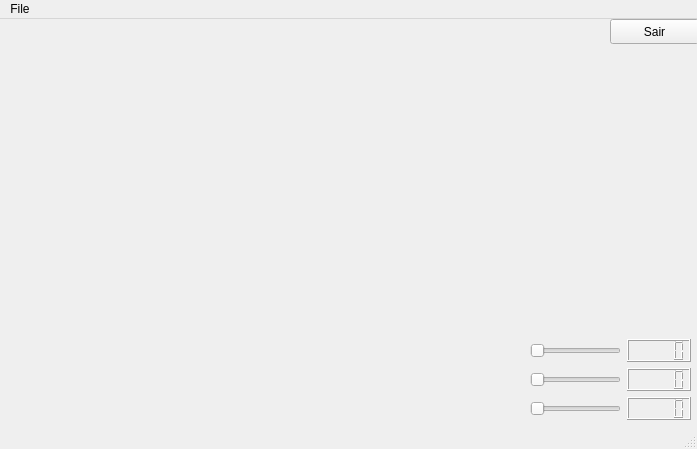
Qt form mainwindow.ui (jpfcabral/app_off_sculptor) before a commit.
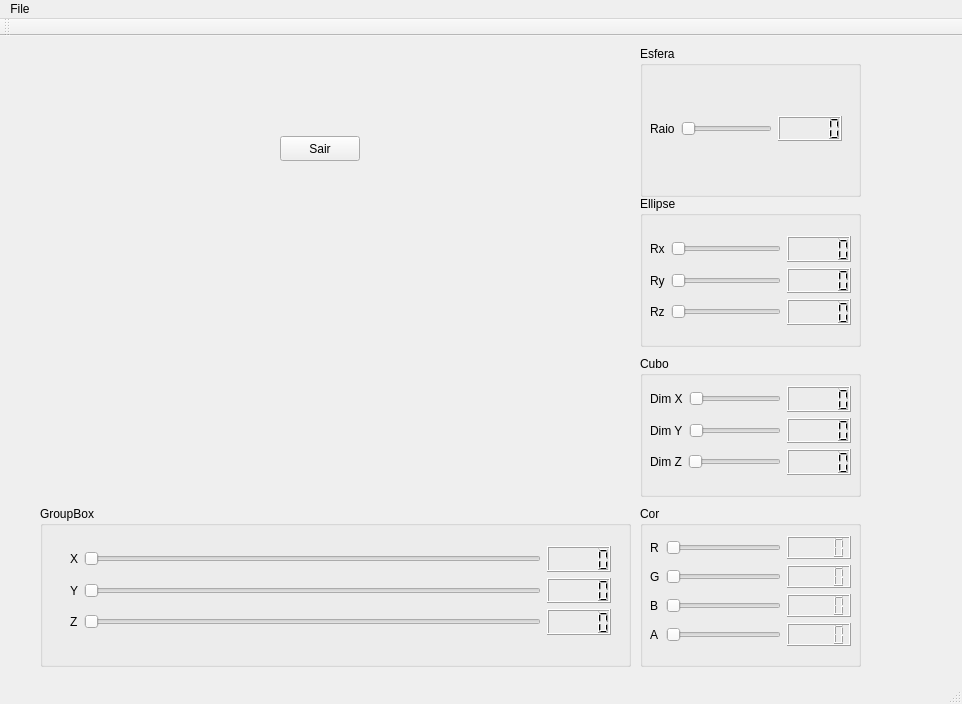
The same form after that commit.

Commit message: att layout

Patch:
```diff
--- a/mainwindow.ui
+++ b/mainwindow.ui
@@ -6,8 +6,8 @@
    <rect>
     <x>0</x>
     <y>0</y>
-    <width>697</width>
-    <height>449</height>
+    <width>962</width>
+    <height>704</height>
    </rect>
   </property>
   <property name="windowTitle">
@@ -17,9 +17,9 @@
    <widget class="QPushButton" name="pushButtonQuit">
     <property name="geometry">
      <rect>
-      <x>610</x>
-      <y>0</y>
-      <width>89</width>
+      <x>280</x>
+      <y>100</y>
+      <width>80</width>
       <height>25</height>
      </rect>
     </property>
@@ -27,47 +27,404 @@
      <string>Sair</string>
     </property>
    </widget>
-   <widget class="QWidget" name="layoutWidget">
+   <widget class="QGroupBox" name="SphereBox">
     <property name="geometry">
      <rect>
-      <x>530</x>
+      <x>640</x>
+      <y>10</y>
+      <width>221</width>
+      <height>151</height>
+     </rect>
+    </property>
+    <property name="title">
+     <string>Esfera</string>
+    </property>
+    <widget class="QWidget" name="">
+     <property name="geometry">
+      <rect>
+       <x>10</x>
+       <y>70</y>
+       <width>192</width>
+       <height>25</height>
+      </rect>
+     </property>
+     <layout class="QHBoxLayout" name="horizontalLayout">
+      <item>
+       <widget class="QLabel" name="label_5">
+        <property name="text">
+         <string>Raio</string>
+        </property>
+       </widget>
+      </item>
+      <item>
+       <widget class="QSlider" name="horizontalSlider_5">
+        <property name="orientation">
+         <enum>Qt::Horizontal</enum>
+        </property>
+       </widget>
+      </item>
+      <item>
+       <widget class="QLCDNumber" name="lcdNumber_5"/>
+      </item>
+     </layout>
+    </widget>
+   </widget>
+   <widget class="QGroupBox" name="EllipseBox">
+    <property name="geometry">
+     <rect>
+      <x>640</x>
+      <y>160</y>
+      <width>221</width>
+      <height>151</height>
+     </rect>
+    </property>
+    <property name="title">
+     <string>Ellipse</string>
+    </property>
+    <widget class="QWidget" name="">
+     <property name="geometry">
+      <rect>
+       <x>10</x>
+       <y>40</y>
+       <width>201</width>
+       <height>89</height>
+      </rect>
+     </property>
+     <layout class="QVBoxLayout" name="verticalLayout">
+      <item>
+       <layout class="QHBoxLayout" name="horizontalLayout_2">
+        <item>
+         <widget class="QLabel" name="label_6">
+          <property name="text">
+           <string>Rx</string>
+          </property>
+         </widget>
+        </item>
+        <item>
+         <widget class="QSlider" name="horizontalSlider_6">
+          <property name="orientation">
+           <enum>Qt::Horizontal</enum>
+          </property>
+         </widget>
+        </item>
+        <item>
+         <widget class="QLCDNumber" name="lcdNumber_6"/>
+        </item>
+       </layout>
+      </item>
+      <item>
+       <layout class="QHBoxLayout" name="horizontalLayout_3">
+        <item>
+         <widget class="QLabel" name="label_7">
+          <property name="text">
+           <string>Ry</string>
+          </property>
+         </widget>
+        </item>
+        <item>
+         <widget class="QSlider" name="horizontalSlider_7">
+          <property name="orientation">
+           <enum>Qt::Horizontal</enum>
+          </property>
+         </widget>
+        </item>
+        <item>
+         <widget class="QLCDNumber" name="lcdNumber_7"/>
+        </item>
+       </layout>
+      </item>
+      <item>
+       <layout class="QHBoxLayout" name="horizontalLayout_4">
+        <item>
+         <widget class="QLabel" name="label_8">
+          <property name="text">
+           <string>Rz</string>
+          </property>
+         </widget>
+        </item>
+        <item>
+         <widget class="QSlider" name="horizontalSlider_8">
+          <property name="orientation">
+           <enum>Qt::Horizontal</enum>
+          </property>
+         </widget>
+        </item>
+        <item>
+         <widget class="QLCDNumber" name="lcdNumber_8"/>
+        </item>
+       </layout>
+      </item>
+     </layout>
+    </widget>
+   </widget>
+   <widget class="QGroupBox" name="BoxBox">
+    <property name="geometry">
+     <rect>
+      <x>640</x>
       <y>320</y>
-      <width>161</width>
-      <height>83</height>
+      <width>221</width>
+      <height>141</height>
      </rect>
     </property>
-    <layout class="QGridLayout" name="ColorSelection">
-     <item row="0" column="0">
-      <widget class="QSlider" name="horizontalSlider">
-       <property name="orientation">
-        <enum>Qt::Horizontal</enum>
-       </property>
-      </widget>
-     </item>
-     <item row="0" column="1">
-      <widget class="QLCDNumber" name="lcdNumber"/>
-     </item>
-     <item row="1" column="0">
-      <widget class="QSlider" name="horizontalSlider_2">
-       <property name="orientation">
-        <enum>Qt::Horizontal</enum>
-       </property>
-      </widget>
-     </item>
-     <item row="1" column="1">
-      <widget class="QLCDNumber" name="lcdNumber_2"/>
-     </item>
-     <item row="2" column="0">
-      <widget class="QSlider" name="horizontalSlider_3">
-       <property name="orientation">
-        <enum>Qt::Horizontal</enum>
-       </property>
-      </widget>
-     </item>
-     <item row="2" column="1">
-      <widget class="QLCDNumber" name="lcdNumber_3"/>
-     </item>
-    </layout>
+    <property name="title">
+     <string>Cubo</string>
+    </property>
+    <widget class="QWidget" name="layoutWidget_3">
+     <property name="geometry">
+      <rect>
+       <x>10</x>
+       <y>30</y>
+       <width>201</width>
+       <height>89</height>
+      </rect>
+     </property>
+     <layout class="QVBoxLayout" name="verticalLayout_3">
+      <item>
+       <layout class="QHBoxLayout" name="horizontalLayout_8">
+        <item>
+         <widget class="QLabel" name="label_12">
+          <property name="text">
+           <string>Dim X</string>
+          </property>
+         </widget>
+        </item>
+        <item>
+         <widget class="QSlider" name="horizontalSlider_12">
+          <property name="orientation">
+           <enum>Qt::Horizontal</enum>
+          </property>
+         </widget>
+        </item>
+        <item>
+         <widget class="QLCDNumber" name="lcdNumber_12"/>
+        </item>
+       </layout>
+      </item>
+      <item>
+       <layout class="QHBoxLayout" name="horizontalLayout_9">
+        <item>
+         <widget class="QLabel" name="label_13">
+          <property name="text">
+           <string>Dim Y</string>
+          </property>
+         </widget>
+        </item>
+        <item>
+         <widget class="QSlider" name="horizontalSlider_13">
+          <property name="orientation">
+           <enum>Qt::Horizontal</enum>
+          </property>
+         </widget>
+        </item>
+        <item>
+         <widget class="QLCDNumber" name="lcdNumber_13"/>
+        </item>
+       </layout>
+      </item>
+      <item>
+       <layout class="QHBoxLayout" name="horizontalLayout_10">
+        <item>
+         <widget class="QLabel" name="label_14">
+          <property name="text">
+           <string>Dim Z</string>
+          </property>
+         </widget>
+        </item>
+        <item>
+         <widget class="QSlider" name="horizontalSlider_14">
+          <property name="orientation">
+           <enum>Qt::Horizontal</enum>
+          </property>
+         </widget>
+        </item>
+        <item>
+         <widget class="QLCDNumber" name="lcdNumber_14"/>
+        </item>
+       </layout>
+      </item>
+     </layout>
+    </widget>
+   </widget>
+   <widget class="QGroupBox" name="ColorBox">
+    <property name="geometry">
+     <rect>
+      <x>640</x>
+      <y>470</y>
+      <width>221</width>
+      <height>161</height>
+     </rect>
+    </property>
+    <property name="title">
+     <string>Cor</string>
+    </property>
+    <widget class="QWidget" name="">
+     <property name="geometry">
+      <rect>
+       <x>10</x>
+       <y>30</y>
+       <width>201</width>
+       <height>112</height>
+      </rect>
+     </property>
+     <layout class="QGridLayout" name="gridLayout">
+      <item row="0" column="0">
+       <widget class="QLabel" name="label">
+        <property name="text">
+         <string>R</string>
+        </property>
+       </widget>
+      </item>
+      <item row="0" column="1">
+       <widget class="QSlider" name="horizontalSlider">
+        <property name="orientation">
+         <enum>Qt::Horizontal</enum>
+        </property>
+       </widget>
+      </item>
+      <item row="0" column="2">
+       <widget class="QLCDNumber" name="lcdNumber"/>
+      </item>
+      <item row="1" column="0">
+       <widget class="QLabel" name="label_2">
+        <property name="text">
+         <string>G</string>
+        </property>
+       </widget>
+      </item>
+      <item row="1" column="1">
+       <widget class="QSlider" name="horizontalSlider_2">
+        <property name="orientation">
+         <enum>Qt::Horizontal</enum>
+        </property>
+       </widget>
+      </item>
+      <item row="1" column="2">
+       <widget class="QLCDNumber" name="lcdNumber_2"/>
+      </item>
+      <item row="2" column="0">
+       <widget class="QLabel" name="label_3">
+        <property name="text">
+         <string>B</string>
+        </property>
+       </widget>
+      </item>
+      <item row="2" column="1">
+       <widget class="QSlider" name="horizontalSlider_3">
+        <property name="orientation">
+         <enum>Qt::Horizontal</enum>
+        </property>
+       </widget>
+      </item>
+      <item row="2" column="2">
+       <widget class="QLCDNumber" name="lcdNumber_3"/>
+      </item>
+      <item row="3" column="0">
+       <widget class="QLabel" name="label_4">
+        <property name="text">
+         <string>A</string>
+        </property>
+       </widget>
+      </item>
+      <item row="3" column="1">
+       <widget class="QSlider" name="horizontalSlider_4">
+        <property name="orientation">
+         <enum>Qt::Horizontal</enum>
+        </property>
+       </widget>
+      </item>
+      <item row="3" column="2">
+       <widget class="QLCDNumber" name="lcdNumber_4"/>
+      </item>
+     </layout>
+    </widget>
+   </widget>
+   <widget class="QGroupBox" name="groupBox">
+    <property name="geometry">
+     <rect>
+      <x>40</x>
+      <y>470</y>
+      <width>591</width>
+      <height>161</height>
+     </rect>
+    </property>
+    <property name="title">
+     <string>GroupBox</string>
+    </property>
+    <widget class="QWidget" name="layoutWidget_4">
+     <property name="geometry">
+      <rect>
+       <x>30</x>
+       <y>40</y>
+       <width>541</width>
+       <height>89</height>
+      </rect>
+     </property>
+     <layout class="QVBoxLayout" name="verticalLayout_4">
+      <item>
+       <layout class="QHBoxLayout" name="horizontalLayout_11">
+        <item>
+         <widget class="QLabel" name="label_15">
+          <property name="text">
+           <string>X</string>
+          </property>
+         </widget>
+        </item>
+        <item>
+         <widget class="QSlider" name="horizontalSlider_15">
+          <property name="orientation">
+           <enum>Qt::Horizontal</enum>
+          </property>
+         </widget>
+        </item>
+        <item>
+         <widget class="QLCDNumber" name="lcdNumber_15"/>
+        </item>
+       </layout>
+      </item>
+      <item>
+       <layout class="QHBoxLayout" name="horizontalLayout_12">
+        <item>
+         <widget class="QLabel" name="label_16">
+          <property name="text">
+           <string>Y</string>
+          </property>
+         </widget>
+        </item>
+        <item>
+         <widget class="QSlider" name="horizontalSlider_16">
+          <property name="orientation">
+           <enum>Qt::Horizontal</enum>
+          </property>
+         </widget>
+        </item>
+        <item>
+         <widget class="QLCDNumber" name="lcdNumber_16"/>
+        </item>
+       </layout>
+      </item>
+      <item>
+       <layout class="QHBoxLayout" name="horizontalLayout_13">
+        <item>
+         <widget class="QLabel" name="label_17">
+          <property name="text">
+           <string>Z</string>
+          </property>
+         </widget>
+        </item>
+        <item>
+         <widget class="QSlider" name="horizontalSlider_17">
+          <property name="orientation">
+           <enum>Qt::Horizontal</enum>
+          </property>
+         </widget>
+        </item>
+        <item>
+         <widget class="QLCDNumber" name="lcdNumber_17"/>
+        </item>
+       </layout>
+      </item>
+     </layout>
+    </widget>
    </widget>
   </widget>
   <widget class="QMenuBar" name="menubar">
@@ -75,7 +432,7 @@
     <rect>
      <x>0</x>
      <y>0</y>
-     <width>697</width>
+     <width>962</width>
      <height>22</height>
     </rect>
    </property>
@@ -88,6 +445,17 @@
    <addaction name="menuFile"/>
   </widget>
   <widget class="QStatusBar" name="statusbar"/>
+  <widget class="QToolBar" name="toolBar">
+   <property name="windowTitle">
+    <string>toolBar</string>
+   </property>
+   <attribute name="toolBarArea">
+    <enum>TopToolBarArea</enum>
+   </attribute>
+   <attribute name="toolBarBreak">
+    <bool>false</bool>
+   </attribute>
+  </widget>
   <action name="actionQuit">
    <property name="text">
     <string>Quit</string>
```
Left out of the diff: 240 changed lines with no effect on the pictures. The commit also changes 1 other file.
